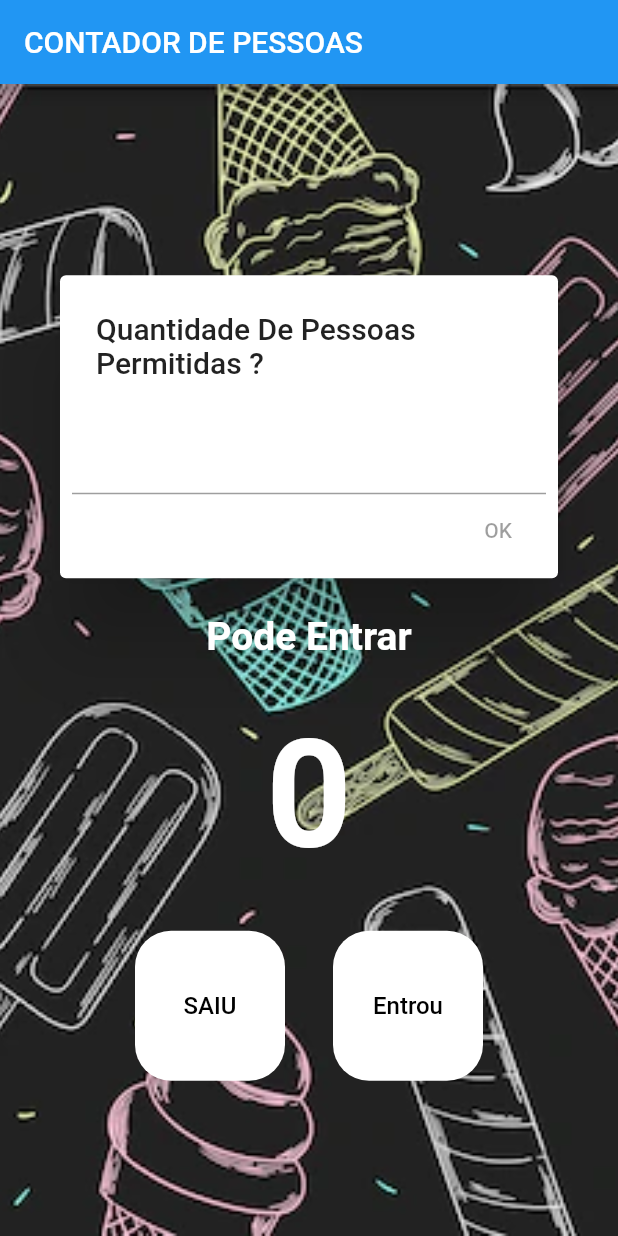
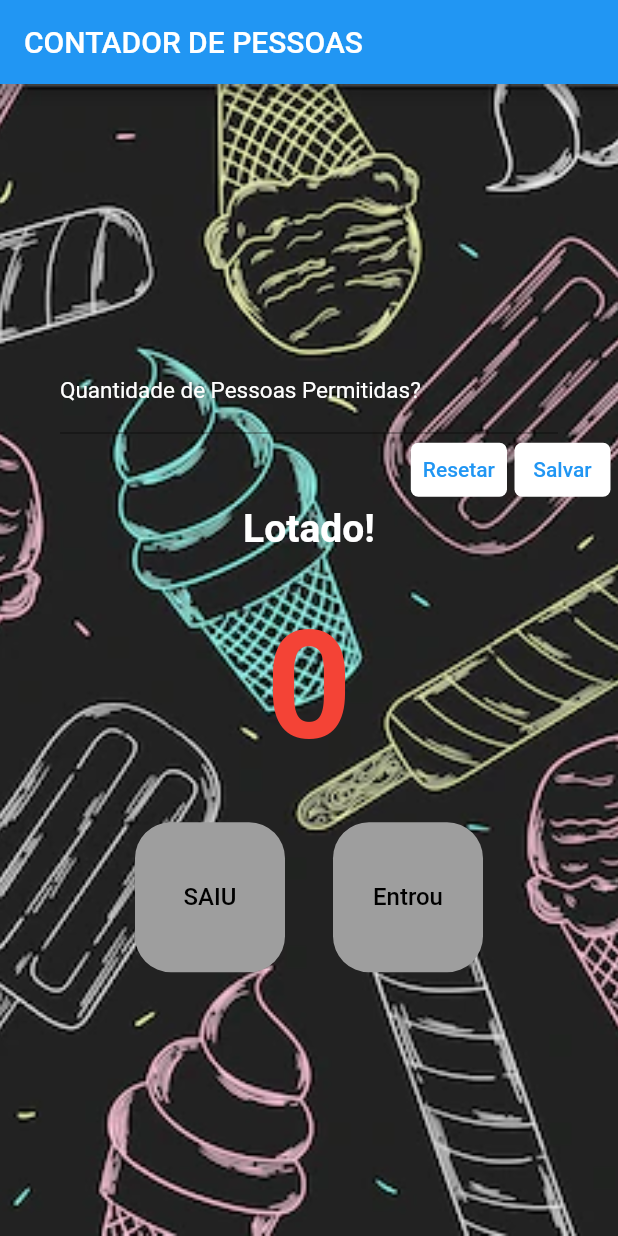
Before and after one commit to netim-carvalho/curso-flutter-contador-pessoas, a Flutter app: the screen it shows after launch, on a phone screen of 412 x 824 dp. Run offline on Flutter 3.47's test engine with Material 2 defaults, Android fonts, the phone set to English and light mode, and no system bars.

Commit message:
Melhorias e Testes removido o dialog adicionado textFild e Bottons permitindo aos clientes definirem a quantidade maxima de pessoas

```diff
--- a/lib/main.dart
+++ b/lib/main.dart
@@ -1,3 +1,4 @@
+import 'package:contador/pages/home_page.dart';
 import 'package:flutter/material.dart';
 
 void main() {
@@ -11,133 +12,9 @@ class MyApp extends StatelessWidget {
 
   @override
   Widget build(BuildContext context) {
-    return const MaterialApp(
+    return  MaterialApp(
       debugShowCheckedModeBanner: false,
       home: HomePage(),
     );
   }
 }
-
-class HomePage extends StatefulWidget {
-  const HomePage({Key? key}) : super(key: key);
-
-  @override
-  State<HomePage> createState() => _HomePageState();
-}
-
-class _HomePageState extends State<HomePage> {
-  int count = 0;
-
-  void decremente() {
-    setState(() {
-      count--;
-    });
-  }
-
-  void incremente() {
-    setState(() {
-      count++;
-    });
-  }
-
-  bool get isEmpty => count == 0;
-
-  bool get isFull => count == 20;
-
-  @override
-  Widget build(BuildContext context) {
-    return Scaffold(
-      backgroundColor: Colors.red,
-      appBar: AppBar(
-        title: Text("CONTADOR DE PESSOAS"),
-      ),
-      body: Container(
-        decoration: const BoxDecoration(
-          image: DecorationImage(
-            image: AssetImage('assets/images/sorveteria.png'),
-            fit: BoxFit.cover,
-          ),
-        ),
-        child: Column(
-          mainAxisAlignment: MainAxisAlignment.center,
-          children: [
-            AlertDialog(
-                title: Text("Quantidade De Pessoas Permitidas ?"),
-                actions: [
-                  TextField(
-                    enabled: true,
-                  ),
-                  TextButton(
-                    onPressed: null,
-                    child: Text("OK"),
-                  )
-                ]),
-            Text(
-              isFull ? "Lotado!" : "Pode Entrar",
-              style: const TextStyle(
-                fontSize: 26,
-                color: Colors.white,
-                fontWeight: FontWeight.w700,
-              ),
-            ),
-            Padding(
-              padding: const EdgeInsets.all(32),
-              child: Text(
-                "$count",
-                style: TextStyle(
-                  fontSize: 100,
-                  color: isFull ? Colors.red : Colors.white,
-                  fontWeight: FontWeight.w700,
-                ),
-              ),
-            ),
-            Row(
-              mainAxisAlignment: MainAxisAlignment.center,
-              children: [
-                TextButton(
-                  style: TextButton.styleFrom(
-                    backgroundColor: Colors.white,
-                    fixedSize: const Size(100, 100),
-                    primary: Colors.black,
-                    shape: RoundedRectangleBorder(
-                      borderRadius: BorderRadius.circular(24),
-                    ),
-                  ),
-                  onPressed: isEmpty ? null : decremente,
-                  child: const Text(
-                    "SAIU",
-                    style: TextStyle(
-                      color: Colors.black,
-                      fontSize: 16,
-                    ),
-                  ),
-                ),
-                const SizedBox(
-                  width: 32,
-                ),
-                TextButton(
-                  style: TextButton.styleFrom(
-                    backgroundColor: Colors.white,
-                    fixedSize: const Size(100, 100),
-                    primary: Colors.black,
-                    shape: RoundedRectangleBorder(
-                      borderRadius: BorderRadius.circular(24),
-                    ),
-                  ),
-                  onPressed: isFull ? null : incremente,
-                  child: const Text(
-                    "Entrou",
-                    style: TextStyle(
-                      color: Colors.black,
-                      fontSize: 16,
-                    ),
-                  ),
-                ),
-              ],
-            ),
-          ],
-        ),
-      ),
-    );
-  }
-}
--- /dev/null
+++ b/lib/pages/home_page.dart
@@ -0,0 +1,178 @@
+import 'package:flutter/material.dart';
+
+class HomePage extends StatefulWidget {
+  const HomePage({Key? key}) : super(key: key);
+
+  @override
+  State<HomePage> createState() => _HomePageState();
+}
+
+class _HomePageState extends State<HomePage> {
+  int count = 0;
+  int quant = 0;
+
+  TextEditingController quantidadeControler = new TextEditingController();
+
+  void decremente() {
+    setState(() {
+      count--;
+    });
+  }
+
+  void incremente() {
+    setState(() {
+      count++;
+    });
+  }
+
+  bool get isEmpty => count == 0;
+
+  bool get isFull => count == quant;
+
+  @override
+  Widget build(BuildContext context) {
+    return Scaffold(
+      appBar: AppBar(
+        title: Text("CONTADOR DE PESSOAS"),
+      ),
+      body: SafeArea(
+        child: Container(
+          decoration: const BoxDecoration(
+            image: DecorationImage(
+              image: AssetImage('assets/images/sorveteria.png'),
+              fit: BoxFit.cover,
+            ),
+          ),
+          child: Column(
+            mainAxisAlignment: MainAxisAlignment.center,
+            children: [
+              Padding(
+                padding: const EdgeInsets.symmetric(horizontal: 40),
+                child: TextField(
+                  keyboardType: TextInputType.number,
+                  cursorColor: Colors.white,
+                  controller: quantidadeControler,
+                  style: TextStyle(color: Colors.white, fontSize: 15),
+                  decoration: const InputDecoration(
+                    labelText: "Quantidade de Pessoas Permitidas?",
+                    labelStyle: TextStyle(color: Colors.white, fontSize: 15),
+                    fillColor: Colors.white,
+                  ),
+                ),
+              ),
+              Row(
+                mainAxisAlignment: MainAxisAlignment.end,
+                children: [
+                  TextButton(
+                    onPressed: () {
+                      setState(() {
+                        count = 0;
+                        quant = 0;
+                      });
+                      quantidadeControler.clear();
+                    },
+                    child: Text("Resetar"),
+                    style: TextButton.styleFrom(
+                      backgroundColor: Colors.white,
+                      shape: RoundedRectangleBorder(
+                        borderRadius: BorderRadius.circular(5),
+                      ),
+                    ),
+                  ),
+                  Padding(
+                    padding: const EdgeInsets.symmetric(horizontal: 5.0),
+                    child: TextButton(
+                      onPressed: quantidadePermitida,
+                      child: Text("Salvar"),
+                      style: TextButton.styleFrom(
+                        backgroundColor: Colors.white,
+                        shape: RoundedRectangleBorder(
+                          borderRadius: BorderRadius.circular(5),
+                        ),
+                      ),
+                    ),
+                  ),
+                ],
+              ),
+              Text(
+                isFull ? "Lotado!" : "Pode Entrar",
+                style: const TextStyle(
+                  fontSize: 26,
+                  color: Colors.white,
+                  fontWeight: FontWeight.w700,
+                ),
+              ),
+              Padding(
+                padding: const EdgeInsets.all(32),
+                child: Text(
+                  "$count",
+                  style: TextStyle(
+                    fontSize: 100,
+                    color: isFull ? Colors.red : Colors.white,
+                    fontWeight: FontWeight.w700,
+                  ),
+                ),
+              ),
+              Row(
+                mainAxisAlignment: MainAxisAlignment.center,
+                children: [
+                  TextButton(
+                    style: TextButton.styleFrom(
+                      backgroundColor: isEmpty ? Colors.grey : Colors.white,
+                      fixedSize: const Size(100, 100),
+                      primary: Colors.black,
+                      shape: RoundedRectangleBorder(
+                        borderRadius: BorderRadius.circular(24),
+                      ),
+                    ),
+                    onPressed: isEmpty ? null : decremente,
+                    child: const Text(
+                      "SAIU",
+                      style: TextStyle(
+                        color: Colors.black,
+                        fontSize: 16,
+                      ),
+                    ),
+                  ),
+                  const SizedBox(
+                    width: 32,
+                  ),
+                  TextButton(
+                    style: TextButton.styleFrom(
+                      backgroundColor: isFull ? Colors.grey : Colors.white,
+                      fixedSize: const Size(100, 100),
+                      primary: Colors.black,
+                      shape: RoundedRectangleBorder(
+                        borderRadius: BorderRadius.circular(24),
+                      ),
+                    ),
+                    onPressed: isFull ? null : incremente,
+                    child: const Text(
+                      "Entrou",
+                      style: TextStyle(
+                        color: Colors.black,
+                        fontSize: 16,
+                      ),
+                    ),
+                  ),
+                ],
+              ),
+            ],
+          ),
+        ),
+      ),
+    );
+  }
+
+  int quantidadePermitida() {
+    if (!quantidadeControler.text.isEmpty && int.parse(quantidadeControler.text.trim()) >= 0) {
+      setState(() {
+        quant = int.parse(quantidadeControler.text.trim());
+        if (quant < count) {
+          count = quant;
+        }
+      });
+    }
+    return quant;
+  }
+}
```
